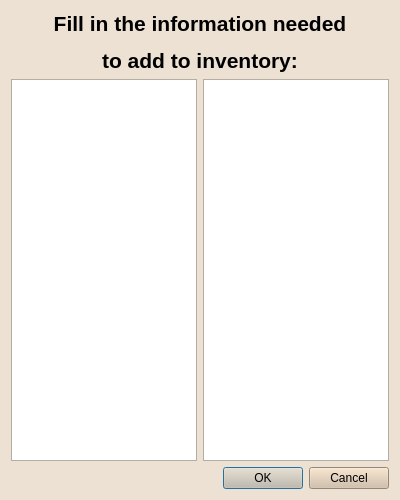
Qt form additemdialog.ui (EtoDrowsy/CS499) before a commit.
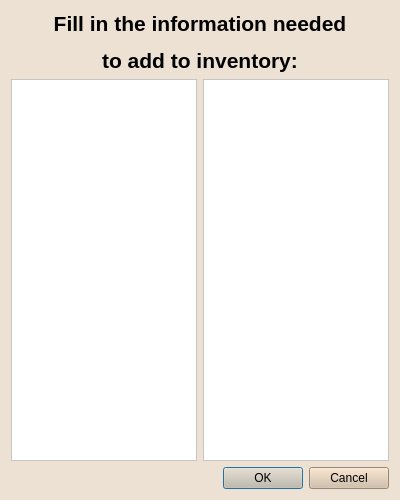
The same form after that commit.

Commit message: most of GUI style sheet completed

The edit to the form file:
```diff
--- a/additemdialog.ui
+++ b/additemdialog.ui
@@ -84,6 +84,9 @@
        <pointsize>12</pointsize>
       </font>
      </property>
+     <property name="styleSheet">
+      <string notr="true">color:black;background-color:white</string>
+     </property>
      <property name="sizeAdjustPolicy">
       <enum>QAbstractScrollArea::SizeAdjustPolicy::AdjustIgnored</enum>
      </property>
@@ -108,6 +111,9 @@
        <pointsize>12</pointsize>
       </font>
      </property>
+     <property name="styleSheet">
+      <string notr="true">color:black;background-color:white</string>
+     </property>
      <property name="sizeAdjustPolicy">
       <enum>QAbstractScrollArea::SizeAdjustPolicy::AdjustIgnored</enum>
      </property>
```
Left out of the diff: 5 changed lines with no effect on the pictures. The commit also changes 6 other files.
